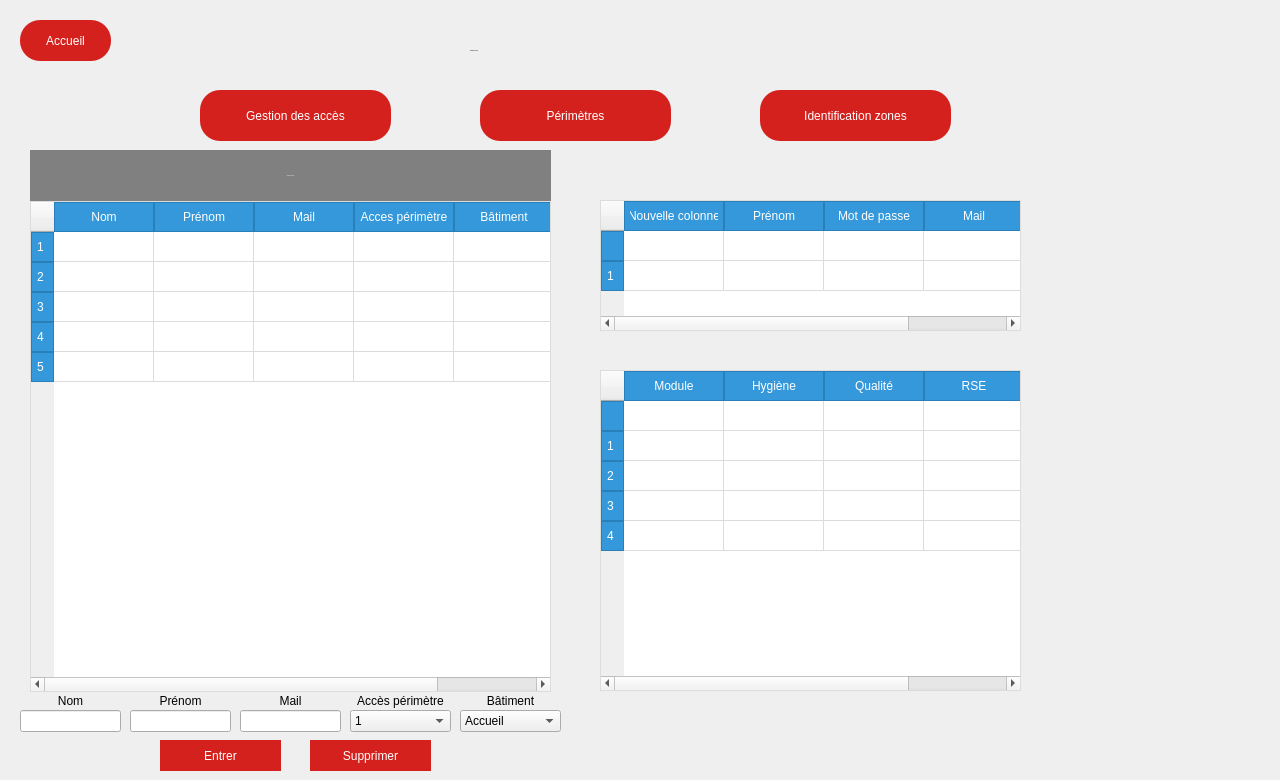
First picture: the form in Projet_Ajour/gestion.ui, repository simzrch/Projet_Entremont, before the edit.
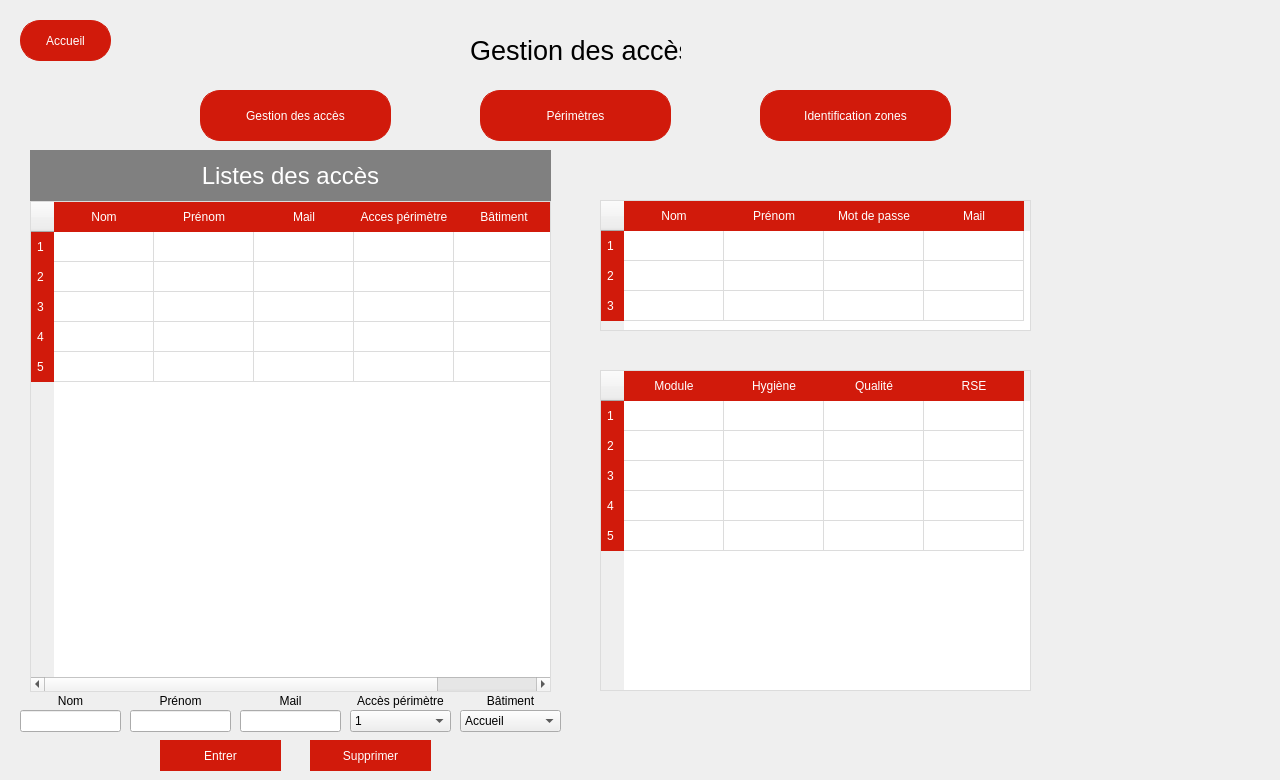
Second picture: the form after the edit.

Commit message: modification de l'interface graphique

```diff
--- a/Projet_Ajour/gestion.ui
+++ b/Projet_Ajour/gestion.ui
@@ -22,11 +22,11 @@
   <property name="styleSheet">
    <string notr="true">
     QPushButton {
-        background-color: #D4211E;
+        background-color: #D11A0B;
         color: white;
         border-radius: 20px;
         padding: 0px;
-        border: 0px solid #D4211E;
+        border: 1px solid #D11A0B;
         font-size: 12px;
     }
     QPushButton:hover {
@@ -38,15 +38,15 @@
         color: #D4211E;
     }
     QTableWidget {
-        background-color: white;
+        background-color: #FFFFFF;
         border: 1px solid #dcdcdc;
         gridline-color: #dcdcdc;
     }
     QTableWidget QHeaderView::section {
-        background-color: #3498db;
-        color: white;
+        background-color: #D11A0B;
+        color: #FFFFFF;
         padding: 5px;
-        border: 1px solid #2980b9;
+        border: 1px solid #D11A0B;
     }
    </string>
   </property>
@@ -136,7 +136,7 @@
    </property>
    <property name="font">
     <font>
-     <pointsize>-1</pointsize>
+     <pointsize>20</pointsize>
     </font>
    </property>
    <property name="text">
@@ -154,7 +154,7 @@
    </property>
    <property name="font">
     <font>
-     <pointsize>-1</pointsize>
+     <pointsize>18</pointsize>
     </font>
    </property>
    <property name="styleSheet">
@@ -320,26 +320,19 @@
     <rect>
      <x>600</x>
      <y>200</y>
-     <width>421</width>
+     <width>431</width>
      <height>131</height>
     </rect>
    </property>
    <property name="sizeAdjustPolicy">
     <enum>QAbstractScrollArea::AdjustIgnored</enum>
    </property>
-   <row>
-    <property name="text">
-     <string/>
-    </property>
-   </row>
-   <row>
-    <property name="text">
-     <string>1</string>
-    </property>
-   </row>
+   <row/>
+   <row/>
+   <row/>
    <column>
     <property name="text">
-     <string>Nouvelle colonne</string>
+     <string>Nom</string>
     </property>
    </column>
    <column>
@@ -363,35 +356,15 @@
     <rect>
      <x>600</x>
      <y>370</y>
-     <width>421</width>
+     <width>431</width>
      <height>321</height>
     </rect>
    </property>
-   <row>
-    <property name="text">
-     <string/>
-    </property>
-   </row>
-   <row>
-    <property name="text">
-     <string>1</string>
-    </property>
-   </row>
-   <row>
-    <property name="text">
-     <string>2</string>
-    </property>
-   </row>
-   <row>
-    <property name="text">
-     <string>3</string>
-    </property>
-   </row>
-   <row>
-    <property name="text">
-     <string>4</string>
-    </property>
-   </row>
+   <row/>
+   <row/>
+   <row/>
+   <row/>
+   <row/>
    <column>
     <property name="text">
      <string>Module</string>
```
Left out of the diff: 4 changed lines with no effect on the pictures. The commit also changes 3 other files.
